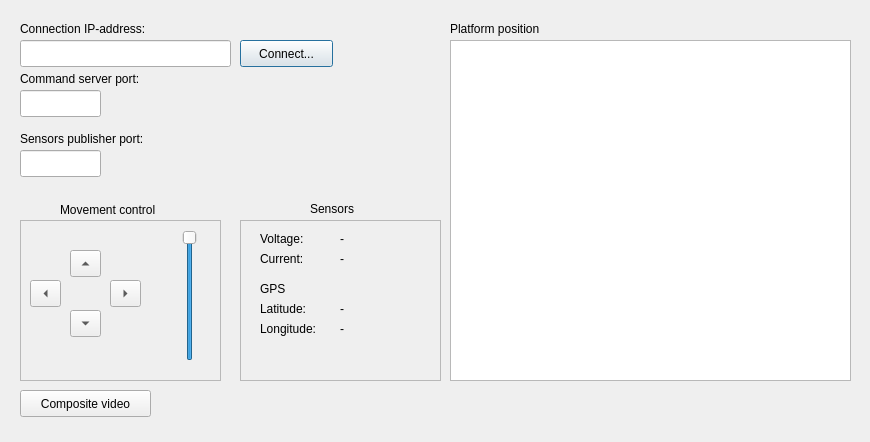
phoenix367/v2rpins_sdk, file cherokey-robot/RobotControl/ui/MainForm.ui: the form before one commit.
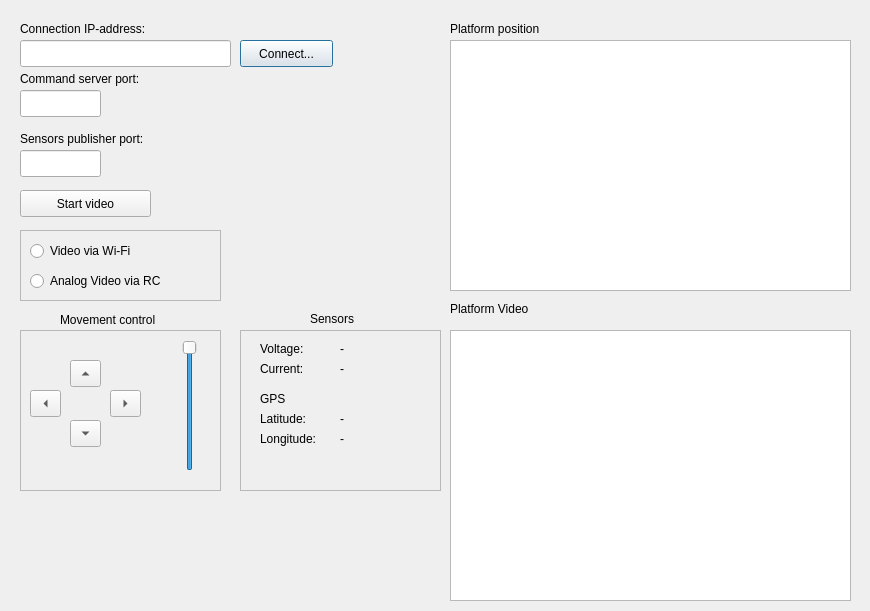
The form after the commit.

Commit message: Added Ubuntu x64 support Updated UI

Patch:
```diff
--- a/cherokey-robot/RobotControl/ui/MainForm.ui
+++ b/cherokey-robot/RobotControl/ui/MainForm.ui
@@ -7,7 +7,7 @@
     <x>0</x>
     <y>0</y>
     <width>870</width>
-    <height>442</height>
+    <height>611</height>
    </rect>
   </property>
   <property name="windowTitle">
@@ -53,7 +53,7 @@
    <property name="geometry">
     <rect>
      <x>20</x>
-     <y>220</y>
+     <y>330</y>
      <width>201</width>
      <height>161</height>
     </rect>
@@ -152,7 +152,7 @@
    <property name="geometry">
     <rect>
      <x>60</x>
-     <y>200</y>
+     <y>310</y>
      <width>131</width>
      <height>20</height>
     </rect>
@@ -165,7 +165,7 @@
    <property name="geometry">
     <rect>
      <x>240</x>
-     <y>220</y>
+     <y>330</y>
      <width>201</width>
      <height>161</height>
     </rect>
@@ -298,7 +298,7 @@
    <property name="geometry">
     <rect>
      <x>310</x>
-     <y>200</y>
+     <y>310</y>
      <width>51</width>
      <height>17</height>
     </rect>
@@ -311,13 +311,13 @@
    <property name="geometry">
     <rect>
      <x>20</x>
-     <y>390</y>
+     <y>190</y>
      <width>131</width>
      <height>27</height>
     </rect>
    </property>
    <property name="text">
-    <string>Composite video</string>
+    <string>Start video</string>
    </property>
    <property name="checkable">
     <bool>true</bool>
@@ -375,7 +375,7 @@
      <x>450</x>
      <y>40</y>
      <width>401</width>
-     <height>341</height>
+     <height>251</height>
     </rect>
    </property>
   </widget>
@@ -392,6 +392,71 @@
     <string>Platform position</string>
    </property>
   </widget>
+  <widget class="QGraphicsView" name="videoView">
+   <property name="geometry">
+    <rect>
+     <x>450</x>
+     <y>330</y>
+     <width>401</width>
+     <height>271</height>
+    </rect>
+   </property>
+  </widget>
+  <widget class="QLabel" name="label_12">
+   <property name="geometry">
+    <rect>
+     <x>450</x>
+     <y>300</y>
+     <width>101</width>
+     <height>17</height>
+    </rect>
+   </property>
+   <property name="text">
+    <string>Platform Video</string>
+   </property>
+  </widget>
+  <widget class="QFrame" name="frame">
+   <property name="geometry">
+    <rect>
+     <x>20</x>
+     <y>230</y>
+     <width>201</width>
+     <height>71</height>
+    </rect>
+   </property>
+   <property name="frameShape">
+    <enum>QFrame::StyledPanel</enum>
+   </property>
+   <property name="frameShadow">
+    <enum>QFrame::Raised</enum>
+   </property>
+   <widget class="QRadioButton" name="rbtWiFi">
+    <property name="geometry">
+     <rect>
+      <x>10</x>
+      <y>10</y>
+      <width>131</width>
+      <height>22</height>
+     </rect>
+    </property>
+    <property name="text">
+     <string>Video via Wi-Fi</string>
+    </property>
+   </widget>
+   <widget class="QRadioButton" name="rbtRadio">
+    <property name="geometry">
+     <rect>
+      <x>10</x>
+      <y>40</y>
+      <width>181</width>
+      <height>22</height>
+     </rect>
+    </property>
+    <property name="text">
+     <string>Analog Video via RC</string>
+    </property>
+   </widget>
+  </widget>
  </widget>
  <resources/>
  <connections/>
```
The commit also changes 6 other files.
